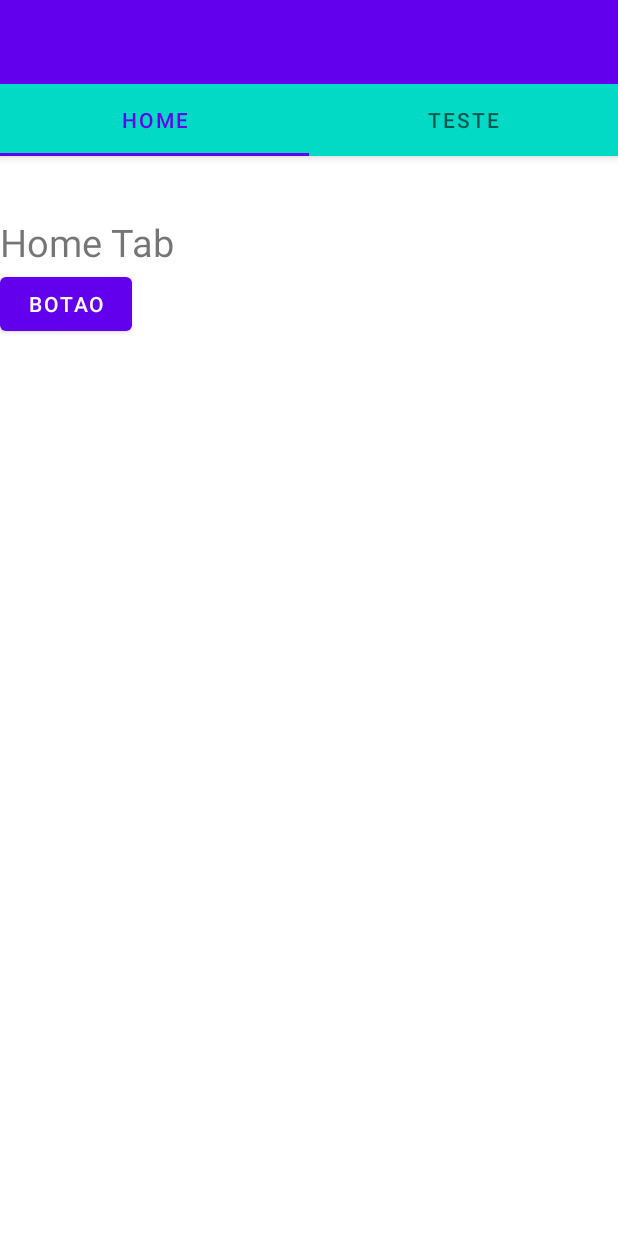
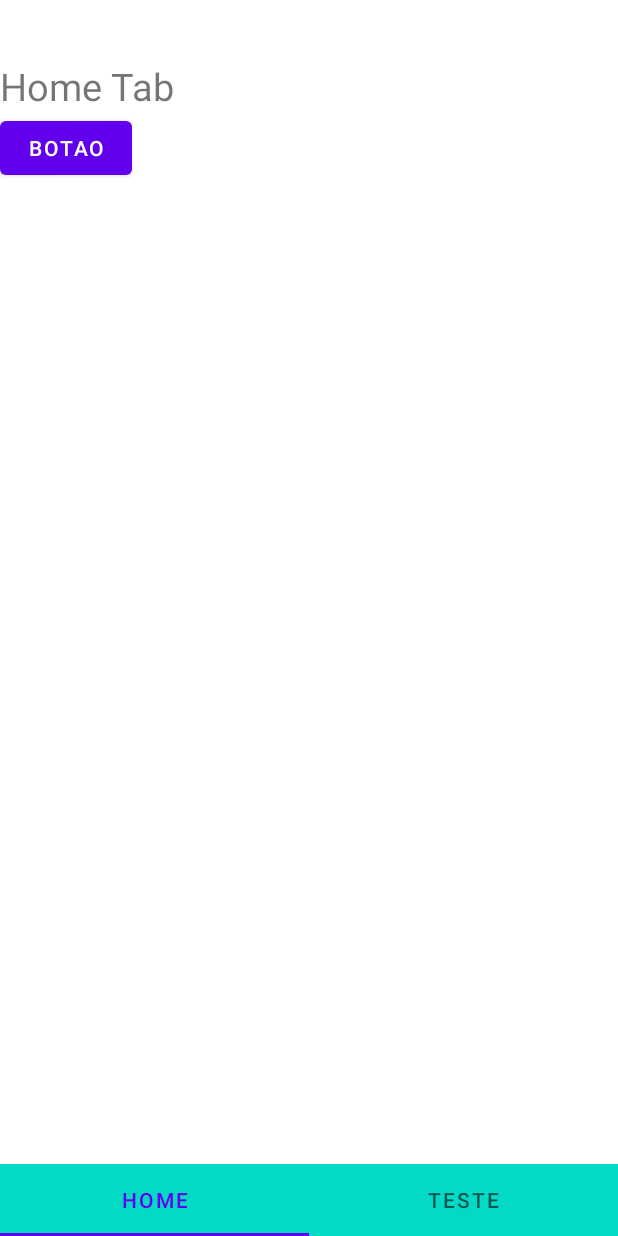
Before and after one commit to BielCR/PesobApp, an Android app: the screen it shows after launch (MainActivity), on a phone screen of 412 x 824 dp. Run offline under Robolectric (Android 15) with nearby library versions, the phone set to English and light mode, and no system bars.

Commit message:
Tablayout no fundo da pag

```diff
--- a/app/src/main/res/layout/activity_main.xml
+++ b/app/src/main/res/layout/activity_main.xml
@@ -6,33 +6,25 @@
     android:layout_height="match_parent"
     tools:context=".MainActivity">
 
-    <com.google.android.material.appbar.AppBarLayout
-        android:id="@+id/appBar"
+
+
+    <RelativeLayout
         android:layout_width="match_parent"
-        android:layout_height="wrap_content"
-        android:theme="@style/Theme.PesobApp.AppBarOverlay">
+        android:layout_height="match_parent">
 
-        <androidx.appcompat.widget.Toolbar
-            android:id="@+id/toolbar"
-            android:layout_width="wrap_content"
-            android:layout_height="?attr/actionBarSize"
-            android:background="?attr/colorPrimary"
-            app:layout_scrollFlags="scroll|enterAlways"
-            app:popupTheme="@style/Theme.PesobApp.PopupOverlay">
-
-        </androidx.appcompat.widget.Toolbar>
+        <androidx.viewpager.widget.ViewPager
+            android:id="@+id/container"
+            android:layout_width="match_parent"
+            android:layout_height="match_parent"
+            app:layout_behavior="@string/appbar_scrolling_view_behavior" />
 
         <com.google.android.material.tabs.TabLayout
             android:id="@+id/tabs"
             android:layout_width="match_parent"
             android:layout_height="wrap_content"
+            android:layout_alignParentBottom="true"
             android:background="?attr/colorSecondary" />
-    </com.google.android.material.appbar.AppBarLayout>
+    </RelativeLayout>
 
-    <androidx.viewpager.widget.ViewPager
-        android:id="@+id/container"
-        android:layout_width="match_parent"
-        android:layout_height="match_parent"
-        app:layout_behavior="@string/appbar_scrolling_view_behavior" />
 
 </androidx.coordinatorlayout.widget.CoordinatorLayout>
```
